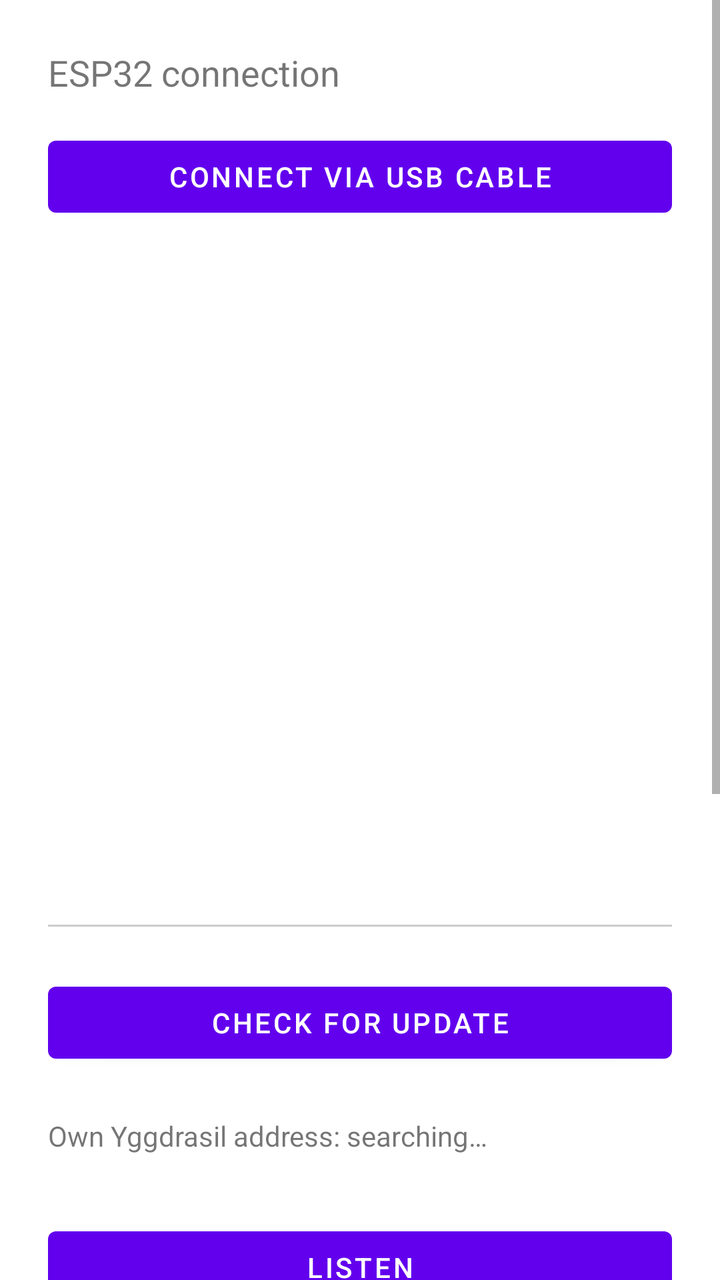
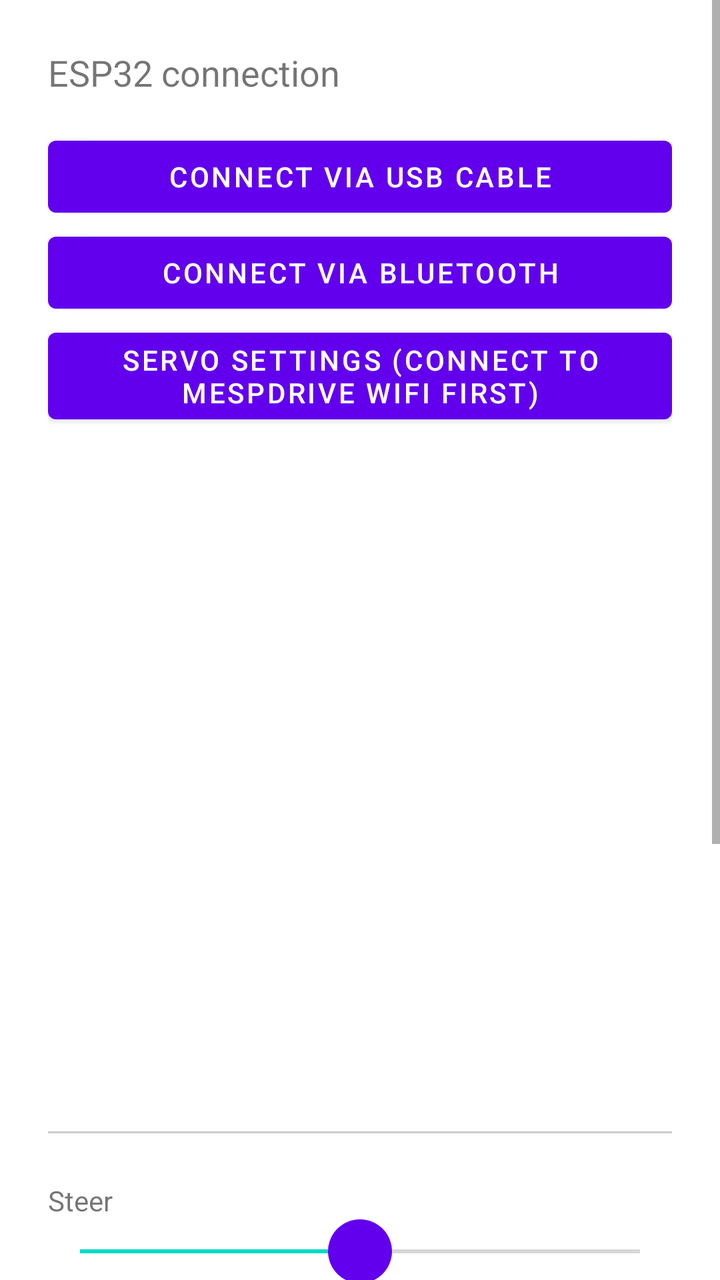

Before-and-after screenshots of an Android layout around one commit, followed by the original layout XML and the change that was made.
<!-- AndroidManifest.xml: application theme Theme.RcVehicle -->
<!-- res/layout/activity_vehicle.xml -->
<?xml version="1.0" encoding="utf-8"?>
<ScrollView xmlns:android="http://schemas.android.com/apk/res/android"
    android:layout_width="match_parent"
    android:layout_height="match_parent"
    android:fitsSystemWindows="true">

<LinearLayout
    android:layout_width="match_parent"
    android:layout_height="wrap_content"
    android:orientation="vertical"
    android:padding="24dp">

    <TextView
        android:layout_width="wrap_content"
        android:layout_height="wrap_content"
        android:text="@string/vehicle_debug_title"
        android:textSize="18sp"
        android:layout_marginBottom="16dp" />

    <Button
        android:id="@+id/buttonConnectUsb"
        android:layout_width="match_parent"
        android:layout_height="wrap_content"
        android:text="@string/vehicle_connect_usb" />

    
    <TextView
        android:id="@+id/textLinkStatus"
        android:layout_width="match_parent"
        android:layout_height="wrap_content"
        android:layout_marginTop="16dp"
        android:textStyle="bold" />

    
    <FrameLayout
        android:layout_width="wrap_content"
        android:layout_height="wrap_content"
        android:layout_marginTop="16dp"
        android:layout_gravity="center_horizontal"
        android:background="@android:color/white"
        android:padding="24dp">

        <ImageView
            android:id="@+id/imageYggdrasilQr"
            android:layout_width="200dp"
            android:layout_height="200dp"
            android:contentDescription="@string/vehicle_qr_content_description" />
    </FrameLayout>

    <TextView
        android:id="@+id/textYggdrasilStatus"
        android:layout_width="match_parent"
        android:layout_height="wrap_content"
        android:layout_marginTop="8dp"
        android:gravity="center_horizontal" />

    <Button
        android:id="@+id/buttonOpenYggdrasil"
        android:layout_width="wrap_content"
        android:layout_height="wrap_content"
        android:layout_gravity="center_horizontal"
        android:layout_marginTop="4dp"
        android:text="@string/vehicle_open_yggdrasil"
        android:visibility="gone" />

    
    <LinearLayout
        android:id="@+id/debugSection"
        android:layout_width="match_parent"
        android:layout_height="wrap_content"
        android:orientation="vertical">

        <View
            android:layout_width="match_parent"
            android:layout_height="1dp"
            android:layout_marginVertical="24dp"
            android:background="#33000000" />

        
        <LinearLayout
            android:layout_width="match_parent"
            android:layout_height="wrap_content"
            android:orientation="horizontal">

            <Button
                android:id="@+id/buttonCheckUpdate"
                android:layout_width="0dp"
                android:layout_height="wrap_content"
                android:layout_weight="1"
                android:text="@string/vehicle_check_update" />

            <Button
                android:id="@+id/buttonInstallUpdate"
                android:layout_width="0dp"
                android:layout_height="wrap_content"
                android:layout_weight="1"
                android:layout_marginStart="8dp"
                android:text="@string/vehicle_install_update"
                android:visibility="gone" />
        </LinearLayout>

        <TextView
            android:id="@+id/textUpdateStatus"
            android:layout_width="match_parent"
            android:layout_height="wrap_content"
            android:layout_marginTop="4dp" />

        <TextView
            android:id="@+id/textOwnYggdrasilAddress"
            android:layout_width="match_parent"
            android:layout_height="wrap_content"
            android:textIsSelectable="true"
            android:text="@string/vehicle_own_address_detecting" />

        
        <TextView
            android:id="@+id/textYggdrasilPeers"
            android:layout_width="match_parent"
            android:layout_height="wrap_content"
            android:layout_marginTop="8dp"
            android:fontFamily="monospace"
            android:textSize="12sp"
            android:textIsSelectable="true" />

        <Button
            android:id="@+id/buttonListen"
            android:layout_width="match_parent"
            android:layout_height="wrap_content"
            android:layout_marginTop="8dp"
            android:text="@string/vehicle_start_listening" />

        <TextView
            android:id="@+id/textRtcLog"
            android:layout_width="match_parent"
            android:layout_height="wrap_content"
            android:layout_marginTop="16dp"
            android:fontFamily="monospace"
            android:textSize="12sp" />

        <TextView
            android:id="@+id/textStatus"
            android:layout_width="match_parent"
            android:layout_height="wrap_content"
            android:layout_marginTop="16dp"
            android:text="@string/vehicle_status_idle" />

        <TextView
            android:layout_width="wrap_content"
            android:layout_height="wrap_content"
            android:layout_marginTop="24dp"
            android:text="@string/vehicle_debug_steer" />
        <SeekBar
            android:id="@+id/seekSteer"
            android:layout_width="match_parent"
            android:layout_height="wrap_content"
            android:thumb="@drawable/seek_thumb"
            android:max="200"
            android:progress="100" />

        <TextView
            android:layout_width="wrap_content"
            android:layout_height="wrap_content"
            android:layout_marginTop="16dp"
            android:text="@string/vehicle_debug_throttle" />
        <SeekBar
            android:id="@+id/seekThrottle"
            android:layout_width="match_parent"
            android:layout_height="wrap_content"
            android:thumb="@drawable/seek_thumb"
            android:max="200"
            android:progress="100" />

        <TextView
            android:layout_width="wrap_content"
            android:layout_height="wrap_content"
            android:layout_marginTop="24dp"
            android:text="@string/vehicle_wifi_fallback_title" />

        <EditText
            android:id="@+id/editEspIp"
            android:layout_width="match_parent"
            android:layout_height="wrap_content"
            android:hint="@string/vehicle_esp_ip_hint"
            android:inputType="text"
            android:text="192.168.4.1" />

        <Button
            android:id="@+id/buttonConnect"
            android:layout_width="match_parent"
            android:layout_height="wrap_content"
            android:layout_marginTop="8dp"
            android:text="@string/vehicle_connect" />

    </LinearLayout>

</LinearLayout>
</ScrollView>
<!-- resources referenced by this layout -->
<resources>
  <!-- drawable seek_thumb (drawable) -->
  <?xml version="1.0" encoding="utf-8"?>
  <shape xmlns:android="http://schemas.android.com/apk/res/android"
      android:shape="oval">
      <solid android:color="#6200EE" />
      <size android:width="32dp" android:height="32dp" />
  </shape>
  <string name="vehicle_check_update">Check for update</string>
  <string name="vehicle_connect">Connect</string>
  <string name="vehicle_connect_usb">Connect via USB cable</string>
  <string name="vehicle_debug_steer">Steer</string>
  <string name="vehicle_debug_throttle">Throttle</string>
  <string name="vehicle_debug_title">ESP32 connection</string>
  <string name="vehicle_esp_ip_hint">ESP32 IP address or servotester.local</string>
  <string name="vehicle_install_update">Install update</string>
  <string name="vehicle_open_yggdrasil">Retry</string>
  <string name="vehicle_own_address_detecting">Own Yggdrasil address: searching…</string>
  <string name="vehicle_qr_content_description">QR code with own Yggdrasil address</string>
  <string name="vehicle_start_listening">Listen</string>
  <string name="vehicle_status_idle">Not connected yet</string>
  <string name="vehicle_wifi_fallback_title">Or via WiFi (fallback):</string>
  <style name="Theme.RcVehicle" parent="Theme.MaterialComponents.DayNight.NoActionBar" />
</resources>

<!-- the commit's change to res/layout/activity_vehicle.xml (unified diff, before → after) -->
@@ -22,6 +22,18 @@
         android:layout_width="match_parent"
         android:layout_height="wrap_content"
         android:text="@string/vehicle_connect_usb" />
+
+    <Button
+        android:id="@+id/buttonConnectBle"
+        android:layout_width="match_parent"
+        android:layout_height="wrap_content"
+        android:text="@string/vehicle_connect_ble" />
+
+    <Button
+        android:id="@+id/buttonSettings"
+        android:layout_width="match_parent"
+        android:layout_height="wrap_content"
+        android:text="@string/vehicle_settings" />
 
     
     <TextView
@@ -75,6 +87,31 @@
             android:layout_height="1dp"
             android:layout_marginVertical="24dp"
             android:background="#33000000" />
+
+        <TextView
+            android:layout_width="wrap_content"
+            android:layout_height="wrap_content"
+            android:text="@string/vehicle_debug_steer" />
+        <SeekBar
+            android:id="@+id/seekSteer"
+            android:layout_width="match_parent"
+            android:layout_height="wrap_content"
+            android:thumb="@drawable/seek_thumb"
+            android:max="200"
+            android:progress="100" />
+
+        <TextView
+            android:layout_width="wrap_content"
+            android:layout_height="wrap_content"
+            android:layout_marginTop="16dp"
+            android:text="@string/vehicle_debug_throttle" />
+        <SeekBar
+            android:id="@+id/seekThrottle"
+            android:layout_width="match_parent"
+            android:layout_height="wrap_content"
+            android:thumb="@drawable/seek_thumb"
+            android:max="200"
+            android:progress="100" />
 
         
         <LinearLayout
@@ -144,53 +181,6 @@
             android:layout_marginTop="16dp"
             android:text="@string/vehicle_status_idle" />
 
-        <TextView
-            android:layout_width="wrap_content"
-            android:layout_height="wrap_content"
-            android:layout_marginTop="24dp"
-            android:text="@string/vehicle_debug_steer" />
-        <SeekBar
-            android:id="@+id/seekSteer"
-            android:layout_width="match_parent"
-            android:layout_height="wrap_content"
-            android:thumb="@drawable/seek_thumb"
-            android:max="200"
-            android:progress="100" />
-
-        <TextView
-            android:layout_width="wrap_content"
-            android:layout_height="wrap_content"
-            android:layout_marginTop="16dp"
-            android:text="@string/vehicle_debug_throttle" />
-        <SeekBar
-            android:id="@+id/seekThrottle"
-            android:layout_width="match_parent"
-            android:layout_height="wrap_content"
-            android:thumb="@drawable/seek_thumb"
-            android:max="200"
-            android:progress="100" />
-
-        <TextView
-            android:layout_width="wrap_content"
-            android:layout_height="wrap_content"
-            android:layout_marginTop="24dp"
-            android:text="@string/vehicle_wifi_fallback_title" />
-
-        <EditText
-            android:id="@+id/editEspIp"
-            android:layout_width="match_parent"
-            android:layout_height="wrap_content"
-            android:hint="@string/vehicle_esp_ip_hint"
-            android:inputType="text"
-            android:text="192.168.4.1" />
-
-        <Button
-            android:id="@+id/buttonConnect"
-            android:layout_width="match_parent"
-            android:layout_height="wrap_content"
-            android:layout_marginTop="8dp"
-            android:text="@string/vehicle_connect" />
-
     </LinearLayout>
 
 </LinearLayout>
<!-- resource entries referenced after the edit -->
@@ -8,19 +8,18 @@
       <size android:width="32dp" android:height="32dp" />
   </shape>
   <string name="vehicle_check_update">Check for update</string>
-  <string name="vehicle_connect">Connect</string>
+  <string name="vehicle_connect_ble">Connect via Bluetooth</string>
   <string name="vehicle_connect_usb">Connect via USB cable</string>
   <string name="vehicle_debug_steer">Steer</string>
   <string name="vehicle_debug_throttle">Throttle</string>
   <string name="vehicle_debug_title">ESP32 connection</string>
-  <string name="vehicle_esp_ip_hint">ESP32 IP address or servotester.local</string>
   <string name="vehicle_install_update">Install update</string>
   <string name="vehicle_open_yggdrasil">Retry</string>
   <string name="vehicle_own_address_detecting">Own Yggdrasil address: searching…</string>
   <string name="vehicle_qr_content_description">QR code with own Yggdrasil address</string>
+  <string name="vehicle_settings">Servo settings (connect to MespDrive wifi first)</string>
   <string name="vehicle_start_listening">Listen</string>
   <string name="vehicle_status_idle">Not connected yet</string>
-  <string name="vehicle_wifi_fallback_title">Or via WiFi (fallback):</string>
   <style name="Theme.RcVehicle" parent="Theme.MaterialComponents.DayNight.NoActionBar" />
 </resources>
 
